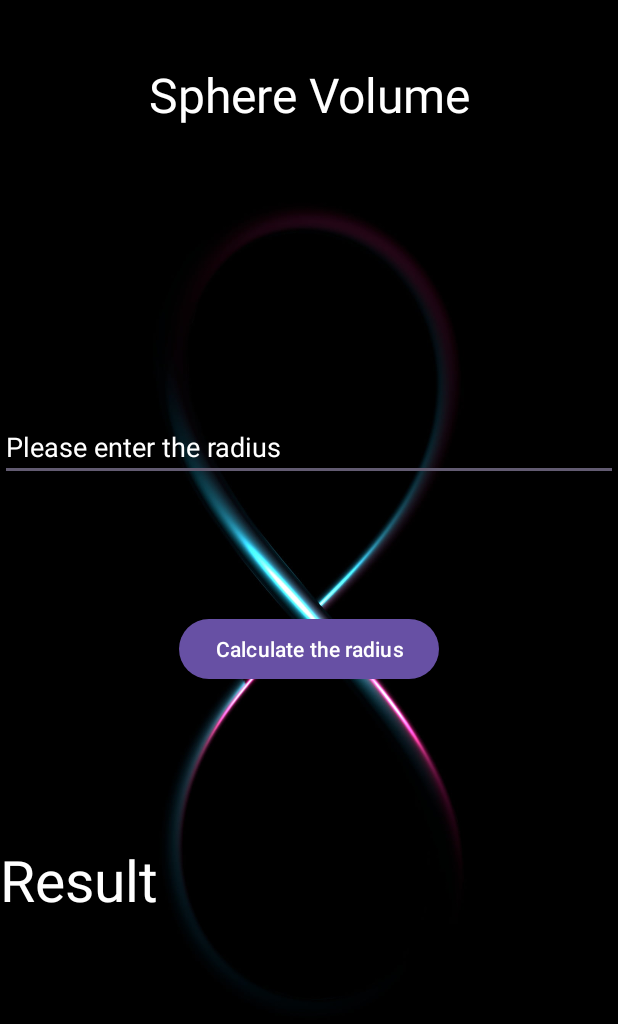
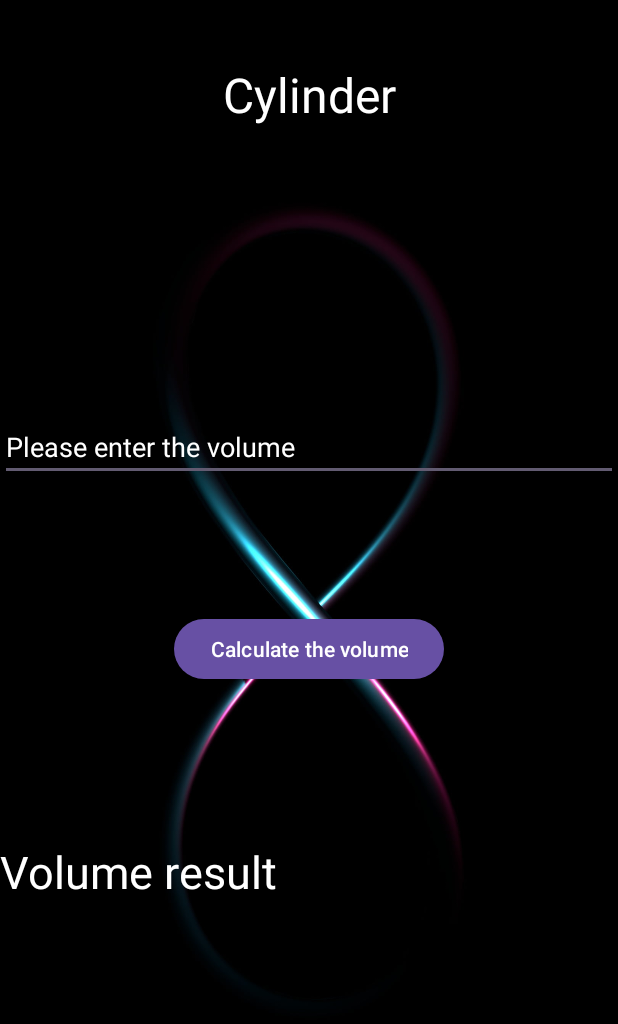
Before and after one commit to JoaoVitorSPereira/ANDROIDSTUDIES, an Android app: the screen it shows after launch (Sphere before the commit, Volume after it), after a tap on "Cylinder", on a phone screen of 412 x 824 dp. Shown: the top 1024 px of the screen. Run offline under Robolectric (Android 15) with nearby library versions, the phone set to English and light mode, and no system bars.

Commit message:
Fixed dynamics in screens from the volumes app

```diff
--- a/TheVolumeAreaApp/app/src/main/AndroidManifest.xml
+++ b/TheVolumeAreaApp/app/src/main/AndroidManifest.xml
@@ -21,7 +21,7 @@
                 <category android:name="android.intent.category.LAUNCHER" />
             </intent-filter>
         </activity>
-        <activity android:name=".Sphere" />
+        <activity android:name=".Volume" />
     </application>
 
 </manifest>
--- a/TheVolumeAreaApp/app/src/main/java/com/example/thevolumeareaapp/MainActivity.java
+++ b/TheVolumeAreaApp/app/src/main/java/com/example/thevolumeareaapp/MainActivity.java
@@ -7,7 +7,6 @@ import android.os.Bundle;
 import android.view.View;
 import android.widget.AdapterView;
 import android.widget.GridView;
-import android.widget.Toast;
 
 import java.util.ArrayList;
 
@@ -50,9 +49,9 @@ public class MainActivity extends AppCompatActivity {
             @Override
             public void onItemClick(AdapterView<?> parent, View view, int j, long l) {
 
-                    Intent i = new Intent(getApplicationContext(), Sphere.class);
+                    Intent i = new Intent(getApplicationContext(), Volume.class);
+                    i.putExtra("Name", shapeArrayList.get(j).getShapeName());
                     startActivity(i);
-
             }
         });
     }
--- a/TheVolumeAreaApp/app/src/main/java/com/example/thevolumeareaapp/Sphere.java
+++ /dev/null
@@ -1,39 +0,0 @@
-package com.example.thevolumeareaapp;
-
-import android.os.Bundle;
-import android.view.View;
-import android.widget.Button;
-import android.widget.EditText;
-import android.widget.TextView;
-
-import androidx.appcompat.app.AppCompatActivity;
-
-public class Sphere extends AppCompatActivity {
-    EditText radiusInput;
-    TextView sphereVolumeTitle, resultText;
-    Button resultButton;
-    @Override
-    protected void onCreate(Bundle savedInstanceState) {
-        super.onCreate(savedInstanceState);
-        setContentView(R.layout.activity_sphere);
-
-        radiusInput = findViewById(R.id.radiusInput);
-        sphereVolumeTitle = findViewById(R.id.sphereVolumeTitle);
-        resultText = findViewById(R.id.resultText);
-        resultButton = findViewById(R.id.resultButton);
-
-    resultButton.setOnClickListener(new View.OnClickListener() {
-    @Override
-    public void onClick(View view) {
-        String radius = radiusInput.getText().toString();
-
-        int r = Integer.parseInt(radius);
-
-        // V = (4/3) * pi * r^3
-
-        double volume = (4/3) * 3.14159 * r * r * r;
-        resultText.setText("V = "+volume+" m^3");
-    }
-});
-    }
-}
--- /dev/null
+++ b/TheVolumeAreaApp/app/src/main/java/com/example/thevolumeareaapp/Volume.java
@@ -0,0 +1,57 @@
+package com.example.thevolumeareaapp;
+
+import android.content.Intent;
+import android.os.Bundle;
+import android.util.Log;
+import android.view.View;
+import android.widget.Button;
+import android.widget.EditText;
+import android.widget.TextView;
+
+import androidx.appcompat.app.AppCompatActivity;
+
+public class Volume extends AppCompatActivity {
+    EditText volumeInput;
+    TextView volumeTitle, resultText;
+    Button resultButton;
+    String name;
+    @Override
+    protected void onCreate(Bundle savedInstanceState) {
+        super.onCreate(savedInstanceState);
+        setContentView(R.layout.activity_volume);
+
+        volumeInput = findViewById(R.id.volumeInput);
+        volumeTitle = findViewById(R.id.volumeTitle);
+        resultText = findViewById(R.id.resultText);
+        resultButton = findViewById(R.id.resultButton);
+
+        Intent intent = getIntent();
+        name = intent.getStringExtra("Name");
+
+        volumeTitle.setText(name);
+    resultButton.setOnClickListener(new View.OnClickListener() {
+    @Override
+    public void onClick(View view) {
+        String volume = volumeInput.getText().toString();
+
+        int v = Integer.parseInt(volume);
+
+        switch (name){
+            case "Cube":
+                double resultText = Math.pow(v,3);
+                break;
+            case "Cylinder":
+                resultText = Math.PI*Math.pow(v,2)*v;
+                break;
+            case "Prism":
+                resultText = (double) v * v;
+                break;
+            case "Sphere":
+                resultText = (4.0/3.0) * (Math.PI*Math.pow(v,3));
+                break;
+        }
+        resultText.setText("Result is - " + resultText.toString());
+            }
+        });
+    }
+}
--- a/TheVolumeAreaApp/app/src/main/res/layout/activity_sphere.xml
+++ b/TheVolumeAreaApp/app/src/main/res/layout/activity_volume.xml
@@ -5,15 +5,15 @@
     android:layout_width="match_parent"
     android:layout_height="match_parent"
     android:background="@drawable/back2"
-    tools:context=".Sphere">
+    tools:context=".Volume">
 
     <TextView
-        android:id="@+id/sphereVolumeTitle"
+        android:id="@+id/volumeTitle"
         android:layout_width="0dp"
         android:layout_height="wrap_content"
         android:layout_marginTop="41dp"
         android:gravity="center"
-        android:text="Sphere Volume"
+        android:text="Volume"
         android:textColor="@color/white"
         android:textSize="32sp"
         app:layout_constraintEnd_toEndOf="parent"
@@ -21,12 +21,12 @@
         app:layout_constraintTop_toTopOf="parent" />
 
     <EditText
-        android:id="@+id/radiusInput"
+        android:id="@+id/volumeInput"
         android:layout_width="0dp"
         android:layout_height="wrap_content"
         android:layout_marginTop="275dp"
         android:textColor="@color/white"
-        android:hint="Please enter the radius"
+        android:hint="Please enter the volume"
         android:textColorHint="@color/white"
         app:layout_constraintEnd_toEndOf="parent"
         app:layout_constraintStart_toStartOf="parent"
@@ -38,22 +38,22 @@
         android:layout_width="wrap_content"
         android:layout_height="wrap_content"
         android:layout_marginTop="88dp"
-        android:text="Calculate the radius"
+        android:text="Calculate the volume"
         app:layout_constraintEnd_toEndOf="parent"
         app:layout_constraintStart_toStartOf="parent"
-        app:layout_constraintTop_toBottomOf="@+id/radiusInput" />
+        app:layout_constraintTop_toBottomOf="@+id/volumeInput" />
 
     <TextView
         android:id="@+id/resultText"
         android:layout_width="0dp"
         android:layout_height="wrap_content"
         android:layout_marginTop="240dp"
-        android:text="Result"
+        android:text="Volume result"
         android:textColor="@color/white"
-        android:textSize="38sp"
+        android:textSize="30sp"
         app:layout_constraintEnd_toEndOf="parent"
         app:layout_constraintHorizontal_bias="1.0"
         app:layout_constraintStart_toStartOf="parent"
-        app:layout_constraintTop_toBottomOf="@+id/radiusInput" />
+        app:layout_constraintTop_toBottomOf="@+id/volumeInput" />
 
 </androidx.constraintlayout.widget.ConstraintLayout>
```
